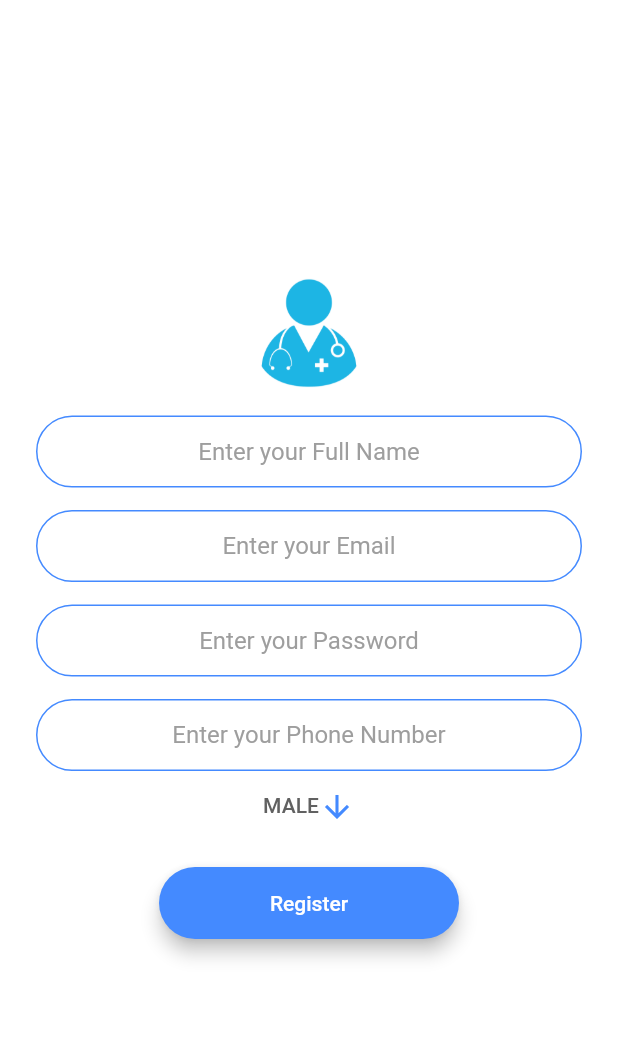
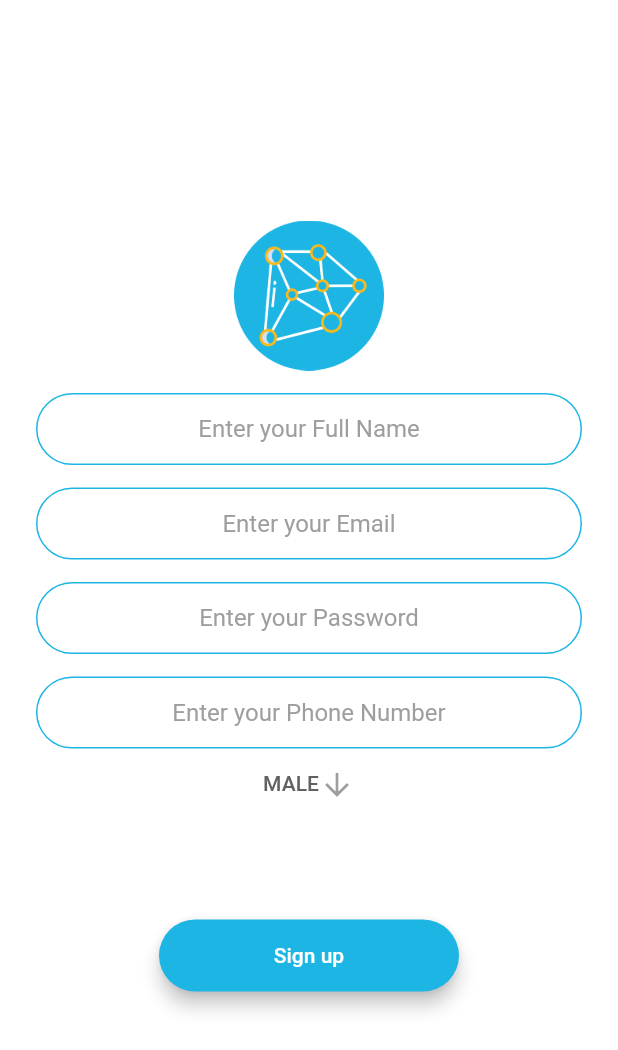
Before and after one commit to hazzum/Patient-Medical-App, a Flutter app: the RegistrationScreen screen opened by its route, on a phone screen of 412 x 824 dp. Shown: the top 1050 px of the screen. Run offline on Flutter 3.47's test engine with Material 2 defaults, Android fonts, the phone set to English and light mode, and no system bars; our stand-ins replace assets_audio_player, cloud_firestore, firebase_auth, firebase_core, flutter_form_builder, modal_progress_hud and 1 more; missing offline and left inert: grouped_buttons; accounts and stored records are empty.

Commit message:
change front end colors of log in, sign up, and welcome screens

```diff
--- a/lib/Components/tile_one.dart
+++ b/lib/Components/tile_one.dart
@@ -43,7 +43,7 @@ class TileOne extends StatelessWidget {
           EdgeInsets.only(left: 5.0, right: 15.0, top: 5.0, bottom: 5.0),
           decoration: BoxDecoration(
               color: color
-                  ? Colors.blueGrey.shade400.withOpacity(0.1)
+                  ? Color(0xFF1DB5E4).withAlpha(25)
                   : Colors.transparent,
               borderRadius: BorderRadius.circular(5.0)),
           child: Row(
--- a/lib/constants.dart
+++ b/lib/constants.dart
@@ -27,18 +27,17 @@ const kMessageContainerDecoration = BoxDecoration(
 );
 
 const kTextFieldDecoration = InputDecoration(
-  hintText: 'Enter your email',
   contentPadding:
   EdgeInsets.symmetric(vertical: 10.0, horizontal: 20.0),
   border: OutlineInputBorder(
     borderRadius: BorderRadius.all(Radius.circular(32.0)),
   ),
   enabledBorder: OutlineInputBorder(
-    borderSide: BorderSide(color: Colors.blueAccent, width: 1.0),
+    borderSide: BorderSide(color: Color(0xFF1DB5E4), width: 1.0),
     borderRadius: BorderRadius.all(Radius.circular(32.0)),
   ),
   focusedBorder: OutlineInputBorder(
-    borderSide: BorderSide(color: Colors.blueAccent, width: 2.0),
+    borderSide: BorderSide(color: Color(0xFF1DB5E4), width: 2.0),
     borderRadius: BorderRadius.all(Radius.circular(32.0)),
   ),
 );
--- a/lib/screens/registration_screen.dart
+++ b/lib/screens/registration_screen.dart
@@ -45,21 +45,20 @@ class _RegistrationScreenState extends State<RegistrationScreen> {
             children: <Widget>[
             Wrap(
               alignment: WrapAlignment.center,
-              crossAxisAlignment: WrapCrossAlignment.center,
+              crossAxisAlignment: WrapCrossAlignment.start,
               runSpacing: 15,
               children: <Widget>[
                 Hero(
                   tag: 'logo',
                   child: Container(
-                    height: 80.0,
-                    child: Image.asset('images/logo.png'),
+                    height: 100.0,
+                    child: Image.asset('images/imsLogo.png'),
                   ),
                 ),
                 SizedBox(
-                  height: 15.0,
+                  height: 25.0,
                 ),
                 TextField(
-
                   keyboardType: TextInputType.emailAddress,
                   textAlign: TextAlign.center,
                   style: TextStyle(
@@ -142,17 +141,22 @@ class _RegistrationScreenState extends State<RegistrationScreen> {
                 ),
 
                 SizedBox(
-                  height: 24.0,
+                  height: 34.0,
                 ),
 
               ],
             ),
 
             DropdownButton<String>(
+              iconDisabledColor: Colors.black38,
+              iconEnabledColor: Colors.black38,
+              autofocus: true,
+              focusColor: Colors.grey,
+              dropdownColor: Color(0xFF1DB5E4),
               value: genderValue,
               icon: Icon(
                 Icons.arrow_downward,
-                color: Colors.blueAccent,
+                color: Colors.black38,
               ),
               underline: Container(
                 color: Colors.white,
@@ -193,6 +197,7 @@ class _RegistrationScreenState extends State<RegistrationScreen> {
                 );
               }).toList(),
             ),
+              SizedBox(height: 50,),
 
               GeneralButton(
                 style: TextStyle(color: Colors.white),
@@ -221,8 +226,8 @@ class _RegistrationScreenState extends State<RegistrationScreen> {
 
 
                 },
-                label: 'Register' ,
-                color: Colors.blueAccent,
+                label: 'Sign up' ,
+                color: Color(0xFF1DB5E4),
               ),
 
             ],
--- a/pubspec.yaml
+++ b/pubspec.yaml
@@ -31,7 +31,7 @@ dev_dependencies:
 
 flutter_icons:
   android: true
-  image_path: "images/logo2.png"
+  image_path: "images/imsLogo.png"
 
 flutter:
 
```
Also changed, not shown: lib/screens/doctors_screen.dart (+5 -5 lines), lib/screens/login_screen.dart (+6 -3 lines), lib/screens/welcome_screen.dart (+8 -5 lines), images/imsLogo.png (added), 5 other files.
